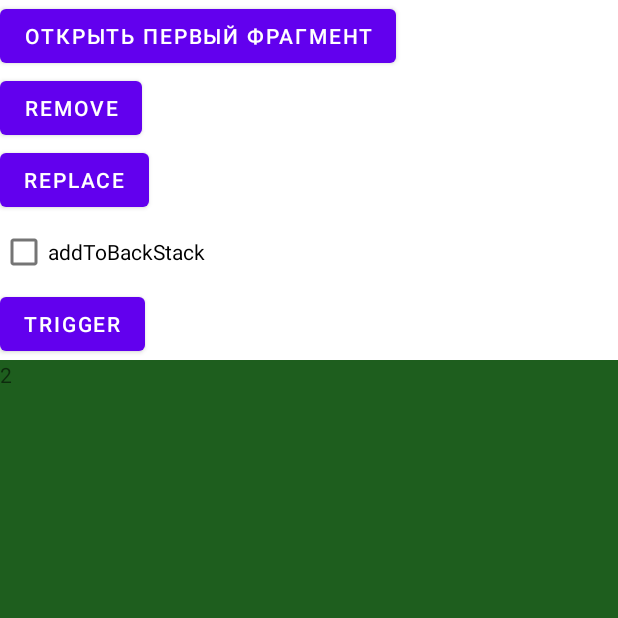
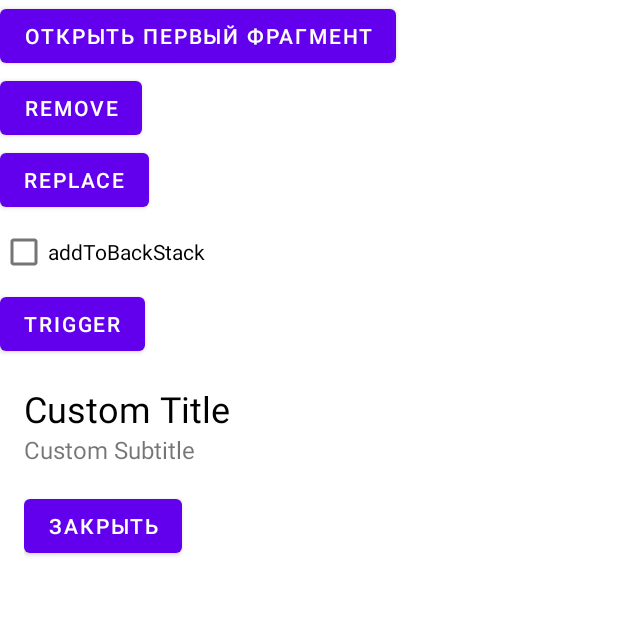
Before and after one commit to singularity-camp/Android-Activity, an Android app: the FragmentExampleActivity screen opened directly, with no data from a screen before it, after a tap on "ОТКРЫТЬ ПЕРВЫЙ ФРАГМЕНТ", on a phone screen of 412 x 824 dp, the top half of it. Run offline under Robolectric (Android 15) with nearby library versions, the phone set to English and light mode, and no system bars.

Commit message:
Custom Dialog fragment was added

```diff
--- a/app/src/main/java/kz/singularity/activity1/activity/FragmentExampleActivity.kt
+++ b/app/src/main/java/kz/singularity/activity1/activity/FragmentExampleActivity.kt
@@ -8,6 +8,7 @@ import android.widget.CheckBox
 import androidx.appcompat.app.AppCompatActivity
 import androidx.fragment.app.Fragment
 import kz.singularity.activity1.R
+import kz.singularity.activity1.fragments.CustomDialogFragment
 import kz.singularity.activity1.fragments.MainFragment
 import kz.singularity.activity1.fragments.SecondFragment
 
@@ -44,10 +45,10 @@ class FragmentExampleActivity : AppCompatActivity() {
             Log.d(TAG, "Fragments backstackCount = ${supportFragmentManager.backStackEntryCount}")
             Log.d(TAG, "Fragments count = ${supportFragmentManager.fragments.size}")
 
-            val fragmentToPut = MainFragment.newInstance(2)
-            currentMainFragment = fragmentToPut
+//            val fragmentToPut = MainFragment.newInstance(2)
+//            currentMainFragment = fragmentToPut
             val transaction = supportFragmentManager.beginTransaction()
-                .add(R.id.fragmentContainer, fragmentToPut, null)
+                .add(R.id.fragmentContainer, CustomDialogFragment(), null)
 
             if (cbBackStack.isChecked) {
                 transaction.addToBackStack(null)
--- /dev/null
+++ b/app/src/main/java/kz/singularity/activity1/fragments/CustomDialogFragment.kt
@@ -0,0 +1,82 @@
+package kz.singularity.activity1.fragments
+
+import android.app.Dialog
+import android.content.Context
+import android.content.DialogInterface
+import android.os.Bundle
+import android.util.Log
+import android.view.LayoutInflater
+import android.view.View
+import android.view.ViewGroup
+import android.widget.TextView
+import androidx.appcompat.app.AlertDialog
+import androidx.fragment.app.DialogFragment
+import kz.singularity.activity1.R
+
+class CustomDialogFragment : DialogFragment() {
+
+    private companion object {
+        private const val TAG = "CustomDialogFragment"
+    }
+
+    override fun onAttach(context: Context) {
+        super.onAttach(context)
+        Log.e(TAG, "OnAttach")
+    }
+
+    override fun onCreate(savedInstanceState: Bundle?) {
+        super.onCreate(savedInstanceState)
+        Log.e(TAG, "onCreate")
+    }
+
+    override fun onCreateView(
+        inflater: LayoutInflater,
+        container: ViewGroup?,
+        savedInstanceState: Bundle?
+    ): View? {
+        Log.e(TAG, "onCreateView")
+        val view = layoutInflater.inflate(R.layout.dialog_custom, null, false)
+        val tvTitle: TextView = view.findViewById(R.id.title)
+        val tvSubtitle: TextView = view.findViewById(R.id.subtitle)
+        val btnClose: TextView = view.findViewById(R.id.closeButton)
+
+        tvTitle.text = "Custom Title"
+        tvSubtitle.text = "Custom Subtitle"
+
+        btnClose.setOnClickListener { dismiss() }
+        return view
+    }
+
+    override fun onCreateDialog(savedInstanceState: Bundle?): Dialog {
+
+        Log.e(TAG, "OnCreateDialog")
+        val view = layoutInflater.inflate(R.layout.dialog_custom, null, false)
+        val tvTitle: TextView = view.findViewById(R.id.title)
+        val tvSubtitle: TextView = view.findViewById(R.id.subtitle)
+        val btnClose: TextView = view.findViewById(R.id.closeButton)
+
+        tvTitle.text = "Custom Title"
+        tvSubtitle.text = "Custom Subtitle"
+        val alertDialog = AlertDialog.Builder(requireContext())
+            .setView(view)
+            .create()
+        isCancelable = false
+        btnClose.setOnClickListener { dismiss() }
+        return alertDialog
+    }
+
+    override fun onDismiss(dialog: DialogInterface) {
+        super.onDismiss(dialog)
+        Log.e(TAG, "onDismiss")
+    }
+
+    override fun onCancel(dialog: DialogInterface) {
+        super.onCancel(dialog)
+        Log.e(TAG, "onCancel")
+    }
+
+    override fun onDetach() {
+        super.onDetach()
+        Log.e(TAG, "onDetach")
+    }
+}
--- a/app/src/main/res/layout/activity_dialog.xml
+++ b/app/src/main/res/layout/activity_dialog.xml
@@ -23,6 +23,11 @@
         android:layout_width="wrap_content"
         android:layout_height="wrap_content"
         android:text="@string/custom_alert_dialog"/>
+    <Button
+        android:id="@+id/btn_dialog_fragment"
+        android:layout_width="wrap_content"
+        android:layout_height="wrap_content"
+        android:text="@string/open_fragment_dialog"/>
 
 
 </LinearLayout>
--- a/app/src/main/res/values/strings.xml
+++ b/app/src/main/res/values/strings.xml
@@ -31,4 +31,5 @@
     <string name="time_picker">Time Picker</string>
     <string name="alert_dialog">Alert Dialog</string>
     <string name="custom_alert_dialog">Custom Alert Dialog</string>
+    <string name="open_fragment_dialog">Open Fragment Dialog</string>
 </resources>
```
Also changed, not shown: app/src/main/java/kz/singularity/activity1/activity/DialogActivity.kt (+8 -1 lines).
